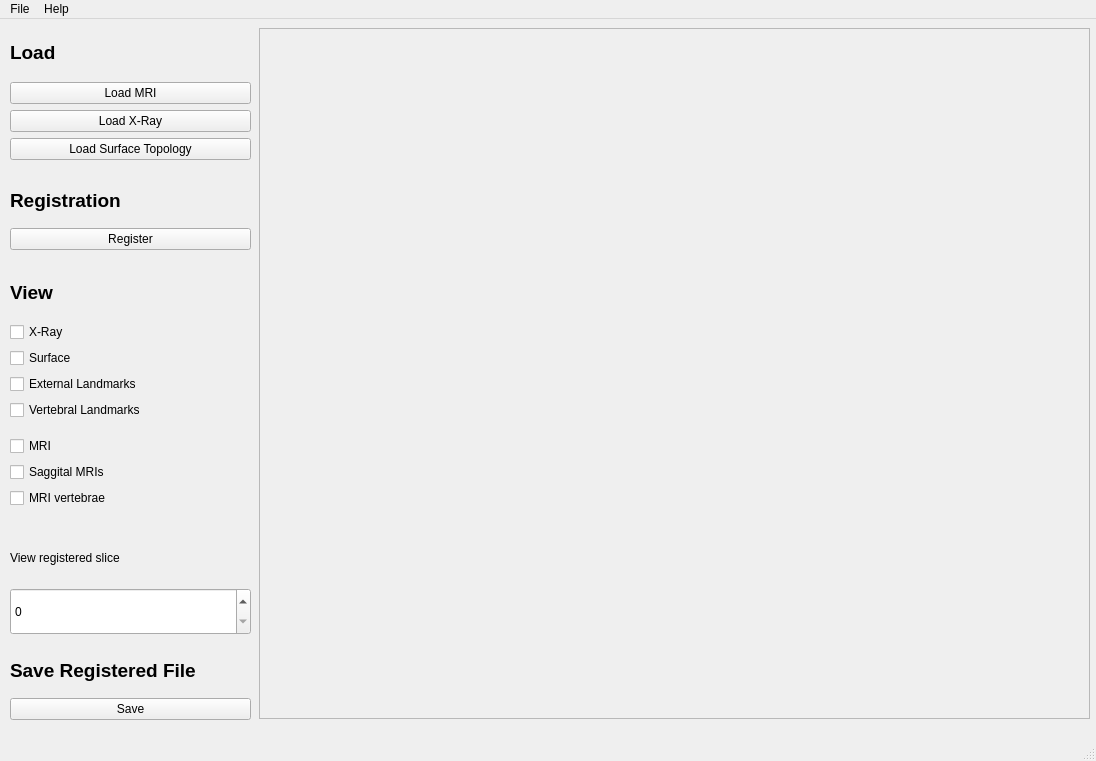
The window that main.ui (luantran/CapstoneProject) describes before a commit, drawn with Qt 5.
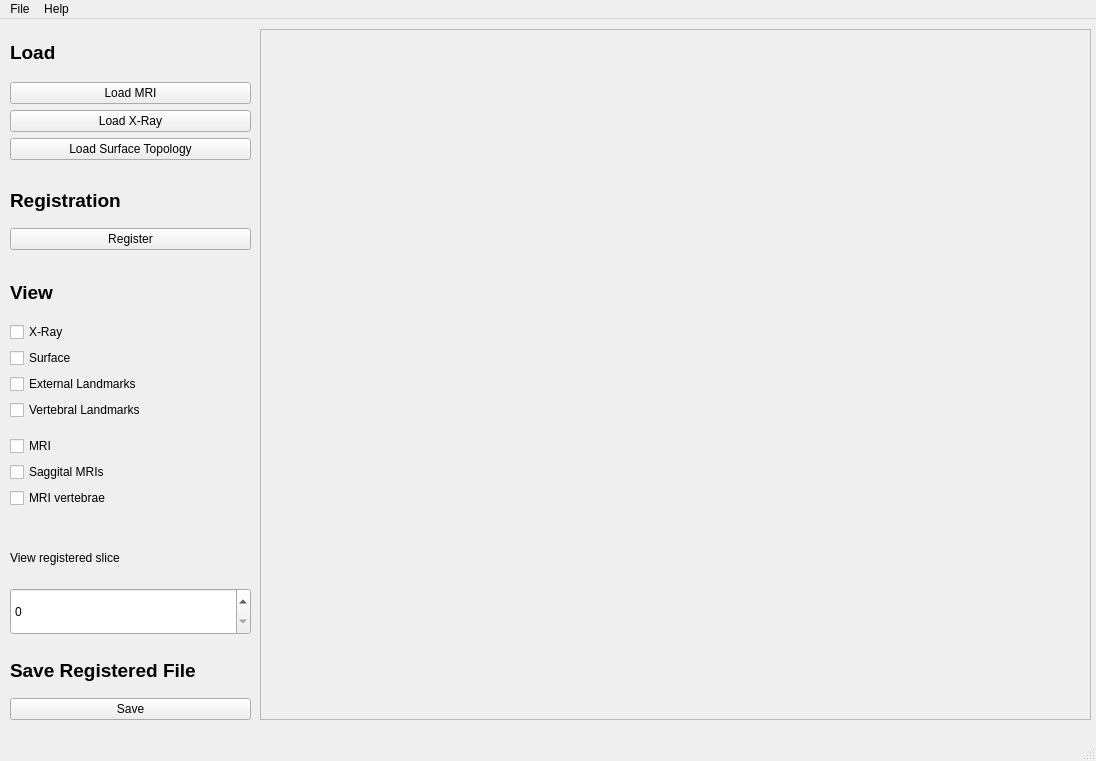
The same window after the commit.

Commit message: added both xray and surface to render window

What changed in the file:
```diff
--- a/main.ui
+++ b/main.ui
@@ -257,18 +257,46 @@
    <widget class="QFrame" name="frame">
     <property name="geometry">
      <rect>
-      <x>259</x>
-      <y>9</y>
+      <x>260</x>
+      <y>10</y>
       <width>831</width>
       <height>691</height>
      </rect>
     </property>
+    <property name="sizePolicy">
+     <sizepolicy hsizetype="Expanding" vsizetype="Expanding">
+      <horstretch>0</horstretch>
+      <verstretch>0</verstretch>
+     </sizepolicy>
+    </property>
     <property name="frameShape">
      <enum>QFrame::StyledPanel</enum>
     </property>
     <property name="frameShadow">
      <enum>QFrame::Raised</enum>
     </property>
+    <widget class="QWidget" name="gridLayoutWidget_2">
+     <property name="geometry">
+      <rect>
+       <x>0</x>
+       <y>0</y>
+       <width>831</width>
+       <height>691</height>
+      </rect>
+     </property>
+     <layout class="QGridLayout" name="gridLayout">
+      <item row="0" column="0">
+       <widget class="QWidget" name="widget" native="true">
+        <property name="sizePolicy">
+         <sizepolicy hsizetype="Expanding" vsizetype="Expanding">
+          <horstretch>0</horstretch>
+          <verstretch>0</verstretch>
+         </sizepolicy>
+        </property>
+       </widget>
+      </item>
+     </layout>
+    </widget>
    </widget>
   </widget>
   <widget class="QMenuBar" name="menubar">
```
The commit also changes 2 other files.
